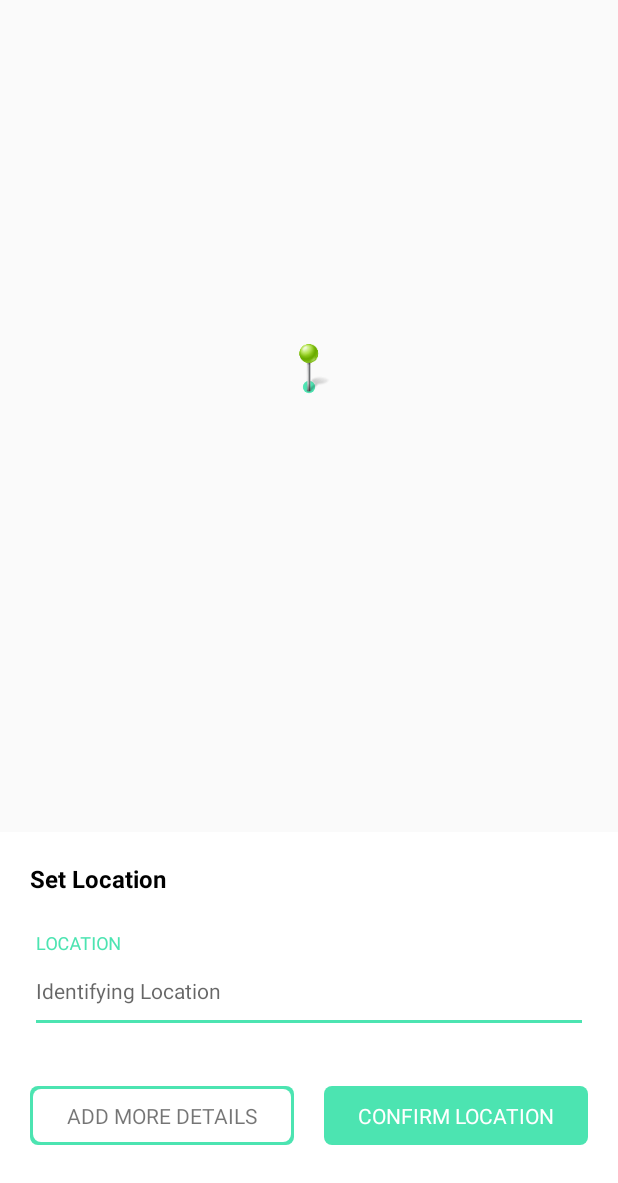
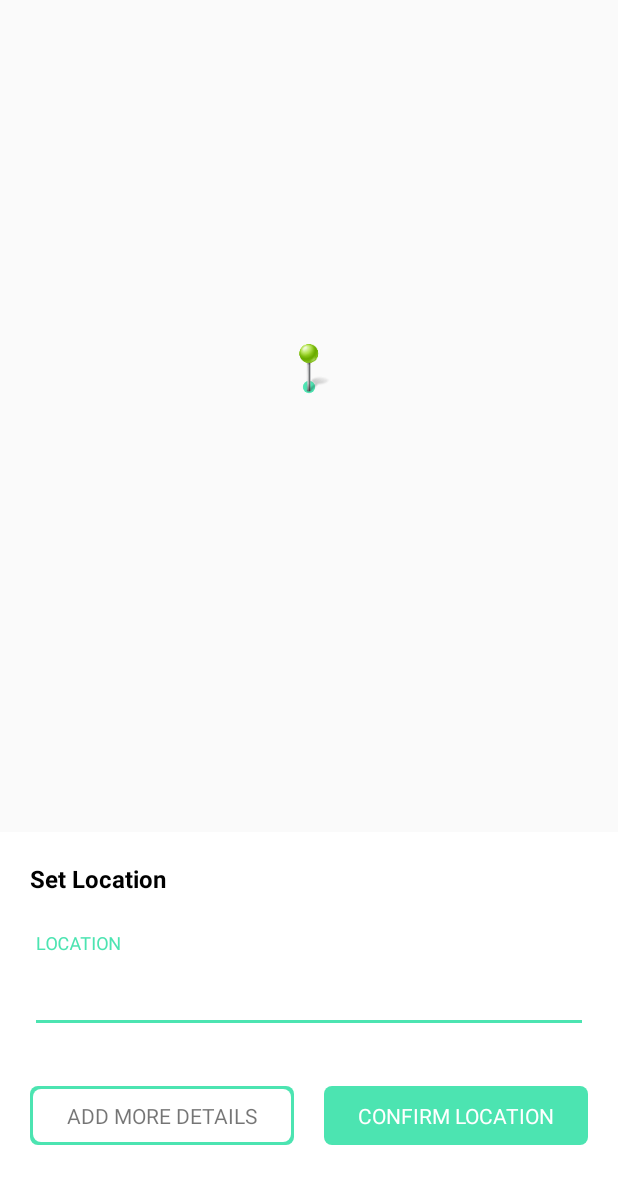
Before and after one commit to 1211amarsingh/swiggy, an Android app: the SelectLocationDetailsActivity screen opened directly, with no data from a screen before it, on a phone screen of 412 x 824 dp, the part 53-1236 px from its top. Run offline under Robolectric (Android 15) with nearby library versions, the phone set to English and light mode, and no system bars; 3 statements that could not run were skipped.

Commit message:
ui update

```diff
--- a/swiggyaddress/src/main/java/com/kv/swiggyaddress/SelectLocationDetailsActivity.java
+++ b/swiggyaddress/src/main/java/com/kv/swiggyaddress/SelectLocationDetailsActivity.java
@@ -356,7 +356,7 @@ public class SelectLocationDetailsActivity extends AppCompatActivity
         mMap.setMyLocationEnabled(true);
         mMap.setMapStyle(MapStyleOptions.loadRawResourceStyle(this, R.raw.custom_map));
         mMap.setOnCameraMoveStartedListener(i -> {
-            tietAddress.setText("");//Log.loge("CameraMoveStarted " + i);//1- touch/ gesure, 2 - key press, 3- autozoom /camerafocus
+            tietAddress.setText(" ");//Log.loge("CameraMoveStarted " + i);//1- touch/ gesure, 2 - key press, 3- autozoom /camerafocus
             setupDoneAddMoreButton();
             if (i == 1) {
                 mMap.getUiSettings().setMyLocationButtonEnabled(true);
@@ -389,7 +389,7 @@ public class SelectLocationDetailsActivity extends AppCompatActivity
             latitude = addresses.get(0).getLatitude();
             longitude = addresses.get(0).getLongitude();
         } else {
-            tietAddress.setText("");
+            tietAddress.setText(" ");
             showDialogCustom();
         }
         dialogshowing = false;
--- a/swiggyaddress/src/main/res/layout/layout_address_bottomsheet.xml
+++ b/swiggyaddress/src/main/res/layout/layout_address_bottomsheet.xml
@@ -64,7 +64,7 @@
                     android:layout_width="match_parent"
                     android:layout_height="wrap_content"
                     android:editable="false"
-                    android:hint="Identifying Location"
+                    android:text=" "
                     android:maxLines="2"
                     android:minLines="2"
                     android:textSize="@dimen/font_size_very_small" />
```
